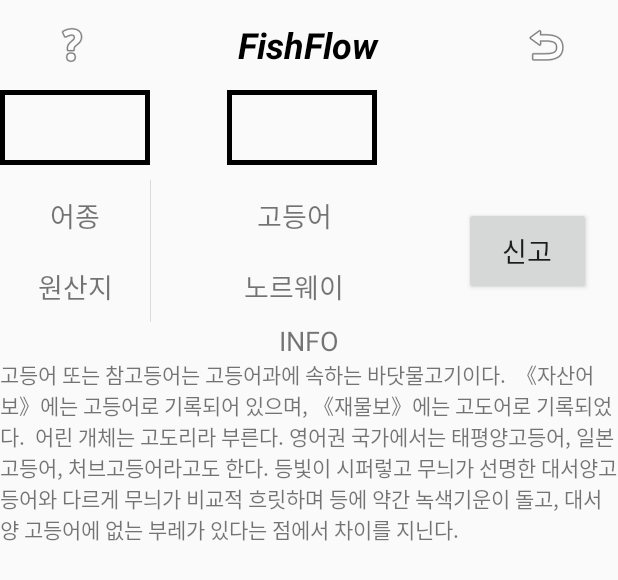
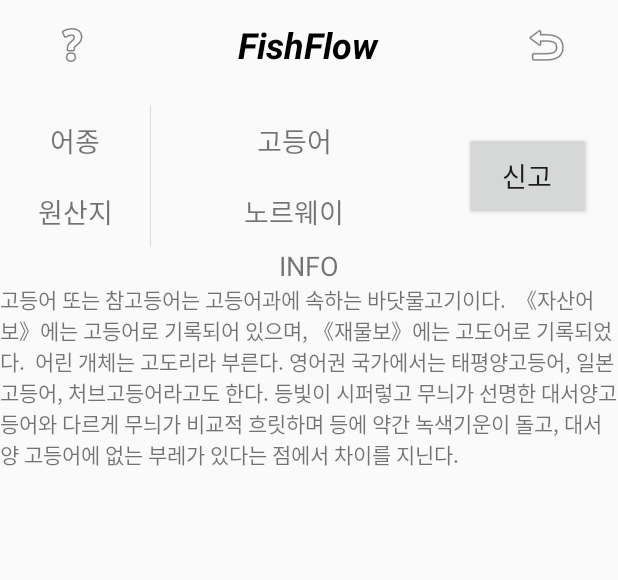
Before and after one commit to whoelse9405/FishFlow2, an Android app: the layout activity_result.xml on its own in the app's theme, with its tools: preview values and no code run, on a phone screen of 412 x 824 dp. Shown: the top 580 px of the screen. Run offline under Robolectric (Android 15) with nearby library versions, the phone set to English and light mode, and no system bars.

Commit message:
2018-10-23 1. 사각형 버튼 동적 생성 2. 터치 이벤트 구현
todo
1.  네트워크 통신
2.  도움말 구현
3.  아이콘 변경

```diff
--- a/app/src/main/res/layout/activity_result.xml
+++ b/app/src/main/res/layout/activity_result.xml
@@ -55,7 +55,8 @@
             android:layout_height="match_parent"
             android:orientation="vertical">
 
-            <RelativeLayout
+            <FrameLayout
+                android:id="@+id/result_layout"
                 android:layout_width="match_parent"
                 android:layout_height="match_parent"
                 android:layout_weight="1">
@@ -64,28 +65,10 @@
                     android:id="@+id/totalImageView"
                     android:layout_width="match_parent"
                     android:layout_height="wrap_content"
+                    android:layout_weight="1"
                     android:adjustViewBounds="true"
-                    android:layout_weight="1"
-                    android:background="@android:color/darker_gray"/>
-
-                <Button
-                    android:id="@+id/button"
-                    android:layout_width="100dp"
-                    android:layout_height="50dp"
-                    android:background="@drawable/result_no_selected_button"/>
-
-                <Button
-                    android:id="@+id/button2"
-                    android:layout_width="100dp"
-                    android:layout_height="50dp"
-                    android:layout_alignStart="@+id/button"
-                    android:layout_alignLeft="@+id/button"
-                    android:layout_alignParentTop="true"
-                    android:layout_marginStart="151dp"
-                    android:layout_marginLeft="151dp"
-                    android:layout_marginTop="0dp"
-                    android:background="@drawable/result_no_selected_button" />
-            </RelativeLayout>
+                    android:background="@android:color/darker_gray" />
+            </FrameLayout>
 
             <LinearLayout
                 android:layout_width="match_parent"
--- a/build.gradle
+++ b/build.gradle
@@ -7,7 +7,7 @@ buildscript {
         jcenter()
     }
     dependencies {
-        classpath 'com.android.tools.build:gradle:3.2.0'
+        classpath 'com.android.tools.build:gradle:3.2.1'
 
 
         // NOTE: Do not place your application dependencies here; they belong
```
Also changed, not shown: app/src/main/java/com/example/emsys/fishflow/ReportActivity.java (+10 -4 lines), app/src/main/java/com/example/emsys/fishflow/ResultActivity.java (+80 -51 lines), app/src/main/java/com/example/emsys/fishflow/ResultData.java (+9 -9 lines), app/src/main/java/com/example/emsys/fishflow/ResultSelectButton.java (+58 -12 lines).
